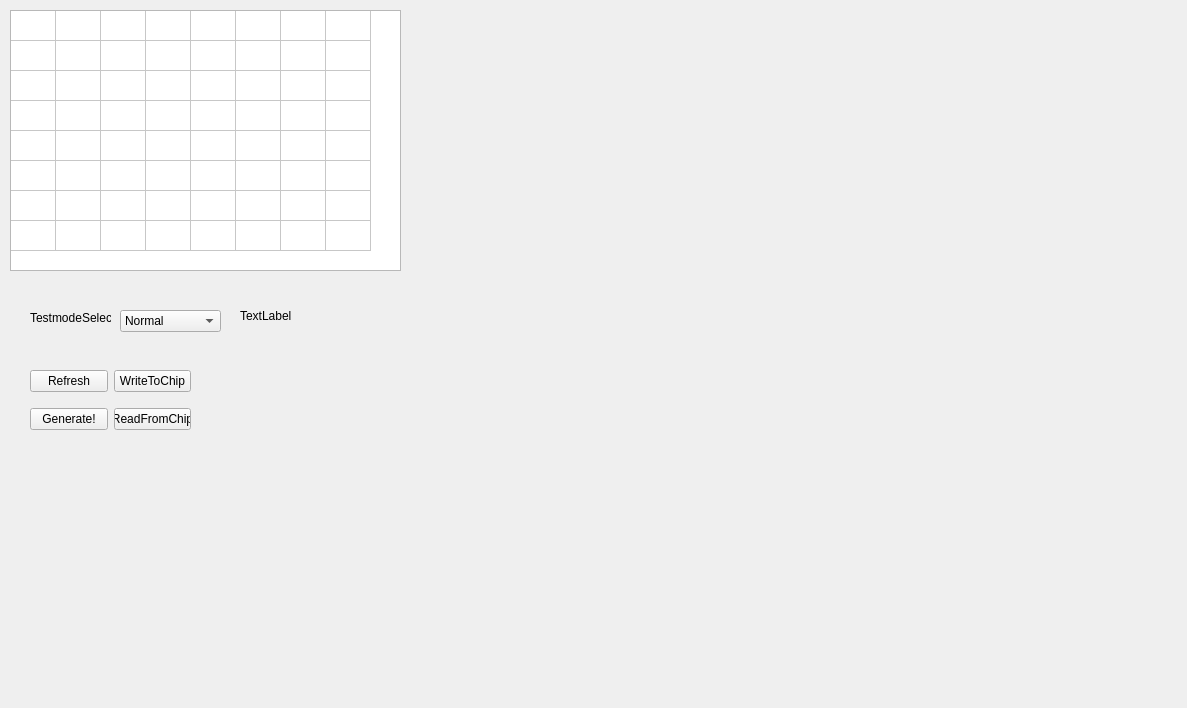
Above: twoFirst01/DimmingDebugger_Readback_SX7/DrawMap_res.ui from hooloong/gitpython before the change. Below: the same form after it.
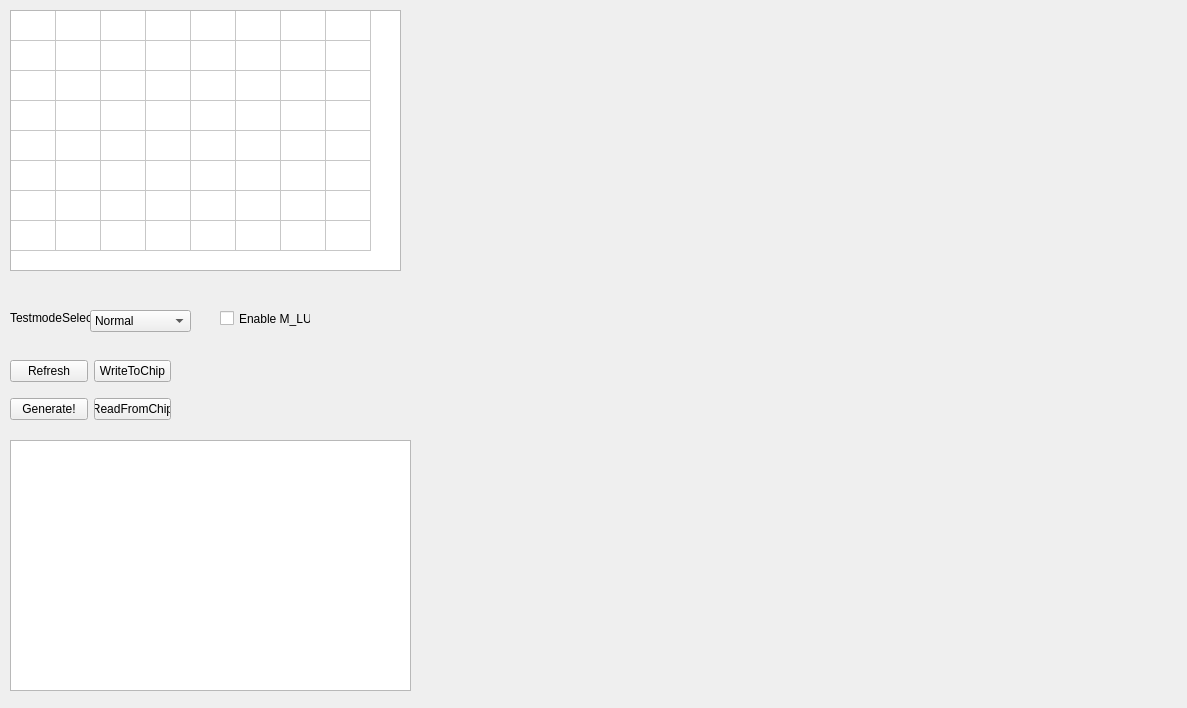
That is the form after the change.

```diff
--- a/twoFirst01/DimmingDebugger_Readback_SX7/DrawMap_res.ui
+++ b/twoFirst01/DimmingDebugger_Readback_SX7/DrawMap_res.ui
@@ -63,8 +63,8 @@
   <widget class="QWidget" name="gridLayoutWidget">
    <property name="geometry">
     <rect>
-     <x>30</x>
-     <y>360</y>
+     <x>10</x>
+     <y>350</y>
      <width>161</width>
      <height>80</height>
     </rect>
@@ -103,7 +103,7 @@
   <widget class="QLabel" name="label_1">
    <property name="geometry">
     <rect>
-     <x>30</x>
+     <x>10</x>
      <y>310</y>
      <width>81</width>
      <height>16</height>
@@ -113,19 +113,6 @@
     <string>TestmodeSelect</string>
    </property>
   </widget>
-  <widget class="QLabel" name="label_2">
-   <property name="geometry">
-    <rect>
-     <x>240</x>
-     <y>310</y>
-     <width>54</width>
-     <height>12</height>
-    </rect>
-   </property>
-   <property name="text">
-    <string>TextLabel</string>
-   </property>
-  </widget>
   <widget class="QWidget" name="gridLayoutWidget_2">
    <property name="geometry">
     <rect>
@@ -140,7 +127,7 @@
   <widget class="QComboBox" name="comboBox_test">
    <property name="geometry">
     <rect>
-     <x>120</x>
+     <x>90</x>
      <y>310</y>
      <width>101</width>
      <height>22</height>
@@ -167,6 +154,29 @@
     </property>
    </item>
   </widget>
+  <widget class="QCheckBox" name="checkBox_en">
+   <property name="geometry">
+    <rect>
+     <x>220</x>
+     <y>310</y>
+     <width>91</width>
+     <height>17</height>
+    </rect>
+   </property>
+   <property name="text">
+    <string>Enable M_LUT</string>
+   </property>
+  </widget>
+  <widget class="QPlainTextEdit" name="plainTextEdit_output">
+   <property name="geometry">
+    <rect>
+     <x>10</x>
+     <y>440</y>
+     <width>401</width>
+     <height>251</height>
+    </rect>
+   </property>
+  </widget>
  </widget>
  <resources/>
  <connections/>
```
